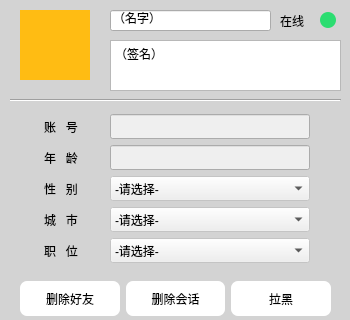
Before: the Qt Designer form friendshow.ui in OwlChatGroup/chatroom, drawn with Qt 5.
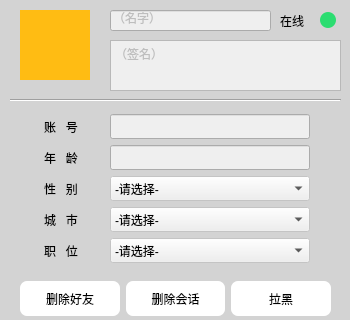
After: the same form once the commit is applied.

Commit message: 1.more界面设置 2.个人修改密码再次进入会重置 3.左边好友，右边群聊 4.添加好友，添加群聊

Patch:
```diff
--- a/friendshow.ui
+++ b/friendshow.ui
@@ -26,6 +26,9 @@
 </string>
   </property>
   <widget class="QTextEdit" name="signatureEdit">
+   <property name="enabled">
+    <bool>false</bool>
+   </property>
    <property name="geometry">
     <rect>
      <x>110</x>
@@ -71,6 +74,9 @@
    </property>
   </widget>
   <widget class="QLineEdit" name="nameEdit">
+   <property name="enabled">
+    <bool>false</bool>
+   </property>
    <property name="geometry">
     <rect>
      <x>110</x>
```
The commit also changes 4 other files.
